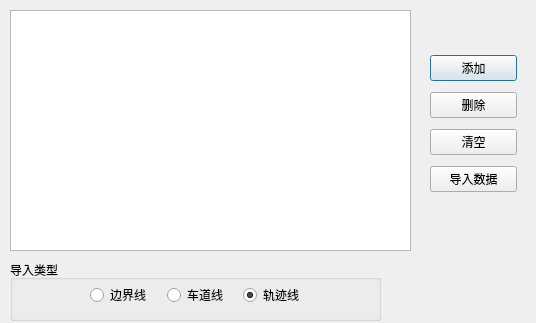
Qt form src/ui/importgpsdialog.ui (LHX1220328779/Geditor) before a commit.
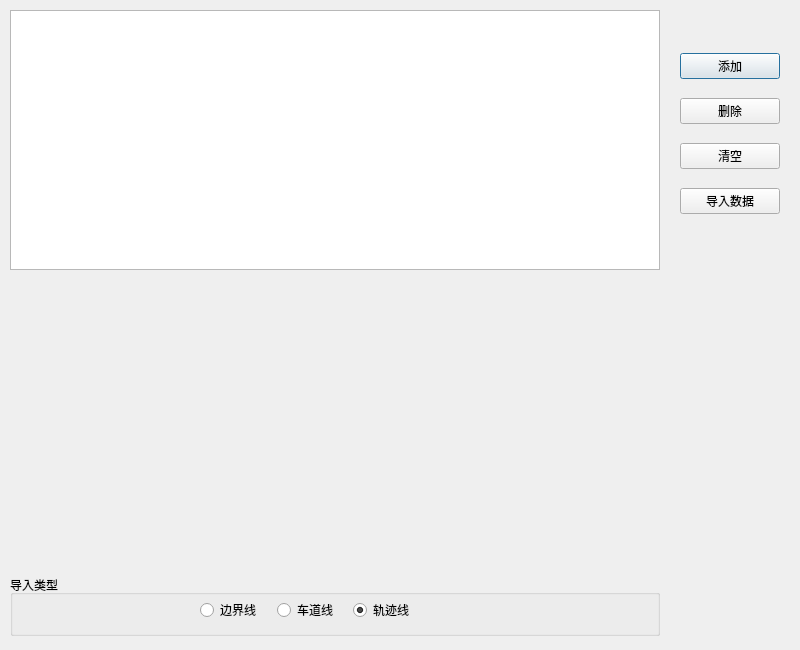
The same form after that commit.

```diff
--- a/src/ui/importgpsdialog.ui
+++ b/src/ui/importgpsdialog.ui
@@ -6,8 +6,8 @@
    <rect>
     <x>0</x>
     <y>0</y>
-    <width>536</width>
-    <height>323</height>
+    <width>800</width>
+    <height>650</height>
    </rect>
   </property>
   <property name="windowTitle">
@@ -18,8 +18,8 @@
     <rect>
      <x>10</x>
      <y>10</y>
-     <width>401</width>
-     <height>241</height>
+     <width>650</width>
+     <height>260</height>
     </rect>
    </property>
   </widget>
@@ -27,8 +27,8 @@
    <property name="geometry">
     <rect>
      <x>10</x>
-     <y>260</y>
-     <width>371</width>
+     <y>575</y>
+     <width>650</width>
      <height>61</height>
     </rect>
    </property>
@@ -38,7 +38,7 @@
    <widget class="QWidget" name="layoutWidget">
     <property name="geometry">
      <rect>
-      <x>80</x>
+      <x>190</x>
       <y>20</y>
       <width>224</width>
       <height>31</height>
@@ -72,13 +72,13 @@
     </layout>
    </widget>
   </widget>
-  <widget class="QWidget" name="layoutWidget">
+  <widget class="QWidget" name="buttonLayoutWidget">
    <property name="geometry">
     <rect>
-     <x>430</x>
-     <y>50</y>
-     <width>87</width>
-     <height>148</height>
+     <x>680</x>
+     <y>40</y>
+     <width>100</width>
+     <height>190</height>
     </rect>
    </property>
    <layout class="QVBoxLayout" name="verticalLayout">
```
